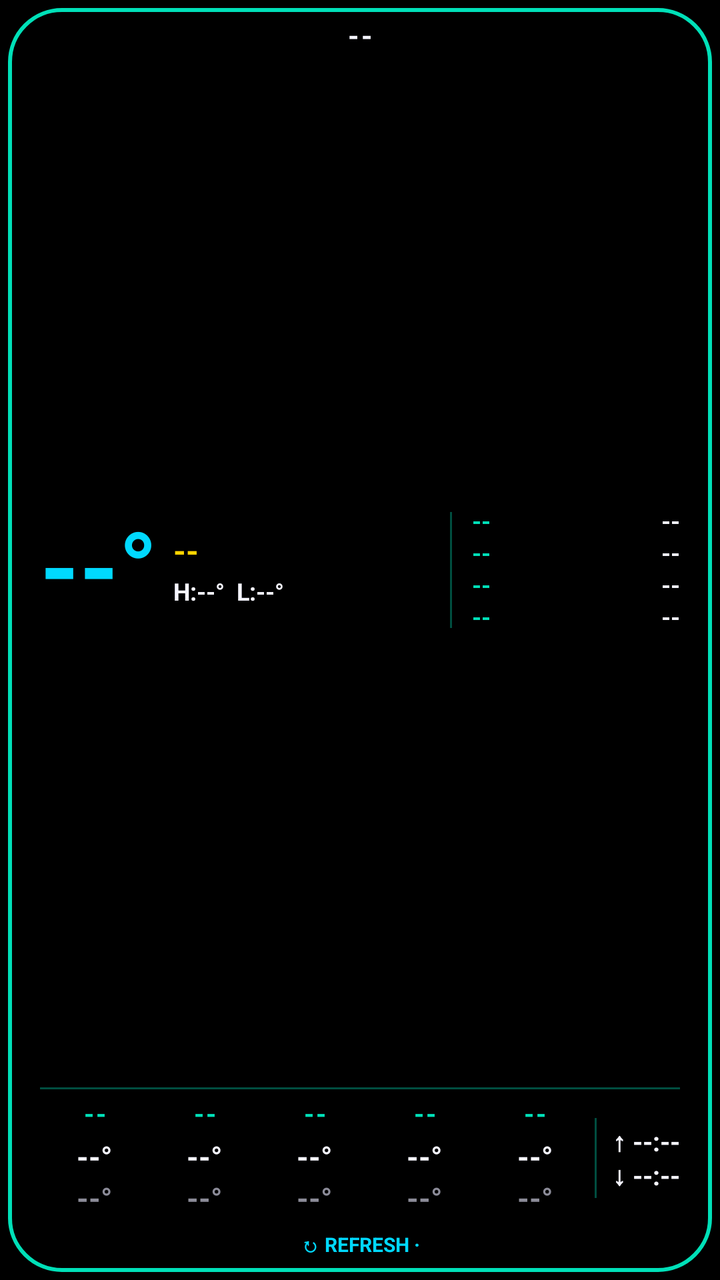
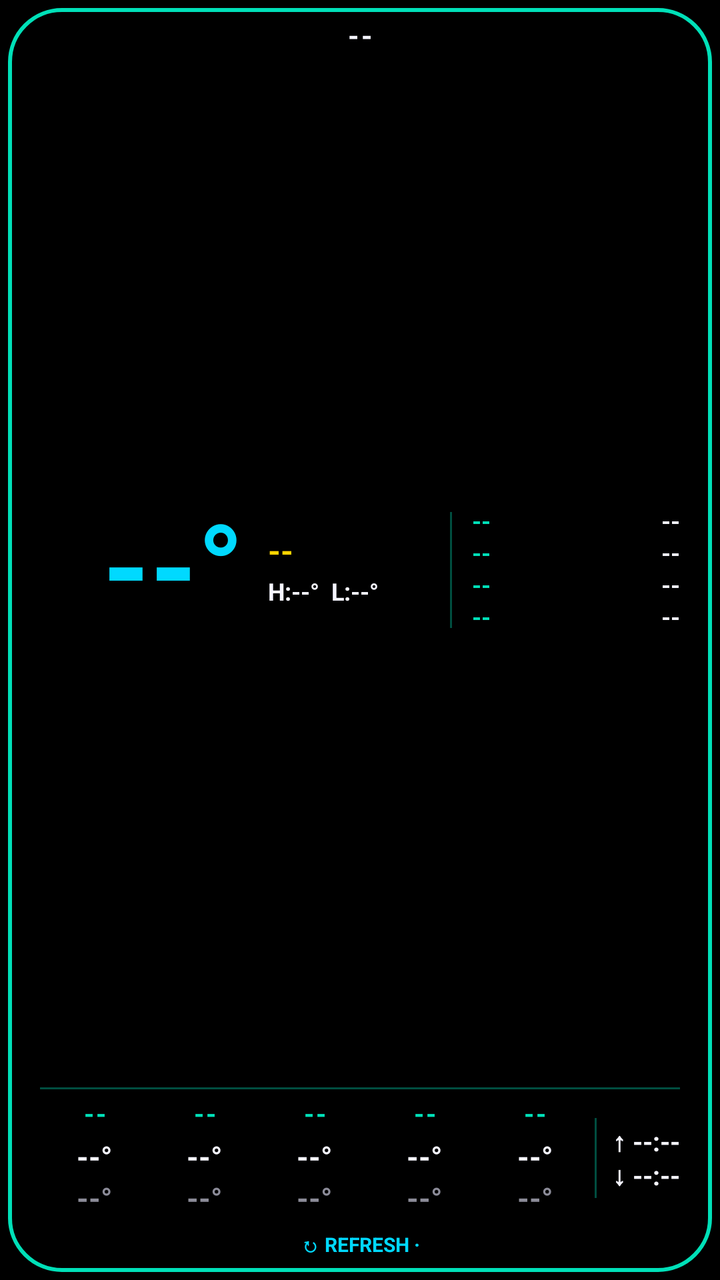

Before-and-after screenshots of an Android layout around one commit, followed by the original layout XML and the change that was made.
<!-- AndroidManifest.xml: application theme Theme.WeatherWidget -->
<!-- res/layout/widget_weather_wide.xml -->
<?xml version="1.0" encoding="utf-8"?>
<LinearLayout xmlns:android="http://schemas.android.com/apk/res/android"
    android:id="@+id/weatherWidgetRoot"
    android:layout_width="match_parent"
    android:layout_height="match_parent"
    android:orientation="vertical"
    android:background="@drawable/widget_background_r26_inset"
    android:paddingTop="10dp"
    android:paddingBottom="10dp"
    android:paddingStart="20dp"
    android:paddingEnd="20dp">

    
    <LinearLayout
        android:layout_width="match_parent"
        android:layout_height="wrap_content"
        android:orientation="horizontal"
        android:gravity="center_vertical">
        <TextView
            android:id="@+id/wideCityText"
            android:layout_width="0dp"
            android:layout_height="wrap_content"
            android:layout_weight="1"
            android:gravity="center"
            android:includeFontPadding="false"
            android:textColor="@color/retro_white"
            android:textStyle="bold"
            android:textSize="14sp"
            android:textAllCaps="true"
            android:letterSpacing="0.08"
            android:singleLine="true"
            android:ellipsize="end"
            android:text="--" />
    </LinearLayout>

    
    <LinearLayout
        android:layout_width="match_parent"
        android:layout_height="0dp"
        android:layout_weight="1"
        android:orientation="horizontal"
        android:gravity="center_vertical"
        android:baselineAligned="false">

        <TextView
            android:id="@+id/wideTempText"
            android:layout_width="wrap_content"
            android:layout_height="wrap_content"
            android:includeFontPadding="false"
            android:textColor="@color/retro_cyan"
            android:textStyle="bold"
            android:textSize="50sp"
            android:singleLine="true"
            android:text="--°" />

        <LinearLayout
            android:layout_width="0dp"
            android:layout_height="wrap_content"
            android:layout_weight="1"
            android:layout_marginStart="8dp"
            android:orientation="vertical">
            <TextView
                android:id="@+id/wideConditionText"
                android:layout_width="wrap_content"
                android:layout_height="wrap_content"
                android:includeFontPadding="false"
                android:textColor="@color/retro_yellow"
                android:textStyle="bold"
                android:textSize="16sp"
                android:singleLine="true"
                android:text="--" />
            <TextView
                android:id="@+id/wideHighLowText"
                android:layout_width="wrap_content"
                android:layout_height="wrap_content"
                android:layout_marginTop="4dp"
                android:includeFontPadding="false"
                android:textColor="@color/retro_white"
                android:textStyle="bold"
                android:textSize="12sp"
                android:singleLine="true"
                android:text="H:--°  L:--°" />
        </LinearLayout>

        
        <TextView
            android:layout_width="1dp"
            android:layout_height="58dp"
            android:layout_marginStart="4dp"
            android:layout_marginEnd="10dp"
            android:background="@color/retro_teal_dim" />

        <LinearLayout
            android:layout_width="104dp"
            android:layout_height="64dp"
            android:orientation="vertical">
            <LinearLayout
                android:layout_width="match_parent"
                android:layout_height="0dp"
                android:layout_weight="1"
                android:orientation="horizontal"
                android:gravity="center_vertical">
                <TextView
                    android:id="@+id/wideStat0Label"
                    android:layout_width="wrap_content"
                    android:layout_height="wrap_content"
                    android:includeFontPadding="false"
                    android:textColor="@color/retro_teal"
                    android:textStyle="bold"
                    android:textSize="12sp"
                    android:singleLine="true"
                    android:text="--" />
                <TextView
                    android:id="@+id/wideStat0Value"
                    android:layout_width="0dp"
                    android:layout_height="wrap_content"
                    android:layout_weight="1"
                    android:includeFontPadding="false"
                    android:gravity="end"
                    android:textColor="@color/retro_white"
                    android:textStyle="bold"
                    android:textSize="12sp"
                    android:singleLine="true"
                    android:text="--" />
            </LinearLayout>
            <LinearLayout
                android:layout_width="match_parent"
                android:layout_height="0dp"
                android:layout_weight="1"
                android:orientation="horizontal"
                android:gravity="center_vertical">
                <TextView
                    android:id="@+id/wideStat1Label"
                    android:layout_width="wrap_content"
                    android:layout_height="wrap_content"
                    android:includeFontPadding="false"
                    android:textColor="@color/retro_teal"
                    android:textStyle="bold"
                    android:textSize="12sp"
                    android:singleLine="true"
                    android:text="--" />
                <TextView
                    android:id="@+id/wideStat1Value"
                    android:layout_width="0dp"
                    android:layout_height="wrap_content"
                    android:layout_weight="1"
                    android:includeFontPadding="false"
                    android:gravity="end"
                    android:textColor="@color/retro_white"
                    android:textStyle="bold"
                    android:textSize="12sp"
                    android:singleLine="true"
                    android:text="--" />
            </LinearLayout>
            <LinearLayout
                android:layout_width="match_parent"
                android:layout_height="0dp"
                android:layout_weight="1"
                android:orientation="horizontal"
                android:gravity="center_vertical">
                <TextView
                    android:id="@+id/wideStat2Label"
                    android:layout_width="wrap_content"
                    android:layout_height="wrap_content"
                    android:includeFontPadding="false"
                    android:textColor="@color/retro_teal"
                    android:textStyle="bold"
                    android:textSize="12sp"
                    android:singleLine="true"
                    android:text="--" />
                <TextView
                    android:id="@+id/wideStat2Value"
                    android:layout_width="0dp"
                    android:layout_height="wrap_content"
                    android:layout_weight="1"
                    android:includeFontPadding="false"
                    android:gravity="end"
                    android:textColor="@color/retro_white"
                    android:textStyle="bold"
                    android:textSize="12sp"
                    android:singleLine="true"
                    android:text="--" />
            </LinearLayout>
            <LinearLayout
                android:layout_width="match_parent"
                android:layout_height="0dp"
                android:layout_weight="1"
                android:orientation="horizontal"
                android:gravity="center_vertical">
                <TextView
                    android:id="@+id/wideStat3Label"
                    android:layout_width="wrap_content"
                    android:layout_height="wrap_content"
                    android:includeFontPadding="false"
                    android:textColor="@color/retro_teal"
                    android:textStyle="bold"
                    android:textSize="12sp"
                    android:singleLine="true"
                    android:text="--" />
                <TextView
                    android:id="@+id/wideStat3Value"
                    android:layout_width="0dp"
                    android:layout_height="wrap_content"
                    android:layout_weight="1"
                    android:includeFontPadding="false"
                    android:gravity="end"
                    android:textColor="@color/retro_white"
                    android:textStyle="bold"
                    android:textSize="12sp"
                    android:singleLine="true"
                    android:text="--" />
            </LinearLayout>
        </LinearLayout>
    </LinearLayout>

    
    <TextView
        android:layout_width="match_parent"
        android:layout_height="1dp"
        android:layout_marginBottom="5dp"
        android:background="@color/retro_teal_dim" />

    
    <LinearLayout
        android:layout_width="match_parent"
        android:layout_height="wrap_content"
        android:orientation="horizontal"
        android:gravity="center_vertical"
        android:baselineAligned="false">
        <LinearLayout
            android:layout_width="0dp"
            android:layout_height="wrap_content"
            android:layout_weight="1"
            android:orientation="vertical"
            android:gravity="center_horizontal">
            <TextView
                android:id="@+id/wideDay0Label"
                android:layout_width="wrap_content"
                android:layout_height="wrap_content"
                android:includeFontPadding="false"
                android:textColor="@color/retro_teal"
                android:textStyle="bold"
                android:textSize="13sp"
                android:letterSpacing="0.06"
                android:text="--" />
            <TextView
                android:id="@+id/wideDay0High"
                android:layout_width="wrap_content"
                android:layout_height="wrap_content"
                android:layout_marginTop="5dp"
                android:includeFontPadding="false"
                android:textColor="@color/retro_white"
                android:textStyle="bold"
                android:textSize="15sp"
                android:singleLine="true"
                android:text="--°" />
            <TextView
                android:id="@+id/wideDay0Low"
                android:layout_width="wrap_content"
                android:layout_height="wrap_content"
                android:layout_marginTop="3dp"
                android:includeFontPadding="false"
                android:textColor="@color/retro_white_dim"
                android:textStyle="bold"
                android:textSize="15sp"
                android:singleLine="true"
                android:text="--°" />
        </LinearLayout>
        <LinearLayout
            android:layout_width="0dp"
            android:layout_height="wrap_content"
            android:layout_weight="1"
            android:orientation="vertical"
            android:gravity="center_horizontal">
            <TextView
                android:id="@+id/wideDay1Label"
                android:layout_width="wrap_content"
                android:layout_height="wrap_content"
                android:includeFontPadding="false"
                android:textColor="@color/retro_teal"
                android:textStyle="bold"
                android:textSize="13sp"
                android:letterSpacing="0.06"
                android:text="--" />
            <TextView
                android:id="@+id/wideDay1High"
                android:layout_width="wrap_content"
                android:layout_height="wrap_content"
                android:layout_marginTop="5dp"
                android:includeFontPadding="false"
                android:textColor="@color/retro_white"
                android:textStyle="bold"
                android:textSize="15sp"
                android:singleLine="true"
                android:text="--°" />
            <TextView
                android:id="@+id/wideDay1Low"
                android:layout_width="wrap_content"
                android:layout_height="wrap_content"
                android:layout_marginTop="3dp"
                android:includeFontPadding="false"
                android:textColor="@color/retro_white_dim"
                android:textStyle="bold"
                android:textSize="15sp"
                android:singleLine="true"
                android:text="--°" />
        </LinearLayout>
        <LinearLayout
            android:layout_width="0dp"
            android:layout_height="wrap_content"
            android:layout_weight="1"
            android:orientation="vertical"
            android:gravity="center_horizontal">
            <TextView
                android:id="@+id/wideDay2Label"
                android:layout_width="wrap_content"
                android:layout_height="wrap_content"
                android:includeFontPadding="false"
                android:textColor="@color/retro_teal"
                android:textStyle="bold"
                android:textSize="13sp"
                android:letterSpacing="0.06"
                android:text="--" />
            <TextView
                android:id="@+id/wideDay2High"
                android:layout_width="wrap_content"
                android:layout_height="wrap_content"
                android:layout_marginTop="5dp"
                android:includeFontPadding="false"
                android:textColor="@color/retro_white"
                android:textStyle="bold"
                android:textSize="15sp"
                android:singleLine="true"
                android:text="--°" />
            <TextView
                android:id="@+id/wideDay2Low"
                android:layout_width="wrap_content"
                android:layout_height="wrap_content"
                android:layout_marginTop="3dp"
                android:includeFontPadding="false"
                android:textColor="@color/retro_white_dim"
                android:textStyle="bold"
                android:textSize="15sp"
                android:singleLine="true"
                android:text="--°" />
        </LinearLayout>
        <LinearLayout
            android:layout_width="0dp"
            android:layout_height="wrap_content"
            android:layout_weight="1"
            android:orientation="vertical"
            android:gravity="center_horizontal">
            <TextView
                android:id="@+id/wideDay3Label"
                android:layout_width="wrap_content"
                android:layout_height="wrap_content"
                android:includeFontPadding="false"
                android:textColor="@color/retro_teal"
                android:textStyle="bold"
                android:textSize="13sp"
                android:letterSpacing="0.06"
                android:text="--" />
            <TextView
                android:id="@+id/wideDay3High"
                android:layout_width="wrap_content"
                android:layout_height="wrap_content"
                android:layout_marginTop="5dp"
                android:includeFontPadding="false"
                android:textColor="@color/retro_white"
                android:textStyle="bold"
                android:textSize="15sp"
                android:singleLine="true"
                android:text="--°" />
            <TextView
                android:id="@+id/wideDay3Low"
                android:layout_width="wrap_content"
                android:layout_height="wrap_content"
                android:layout_marginTop="3dp"
                android:includeFontPadding="false"
                android:textColor="@color/retro_white_dim"
                android:textStyle="bold"
                android:textSize="15sp"
                android:singleLine="true"
                android:text="--°" />
        </LinearLayout>
        <LinearLayout
            android:layout_width="0dp"
            android:layout_height="wrap_content"
            android:layout_weight="1"
            android:orientation="vertical"
            android:gravity="center_horizontal">
            <TextView
                android:id="@+id/wideDay4Label"
                android:layout_width="wrap_content"
                android:layout_height="wrap_content"
                android:includeFontPadding="false"
                android:textColor="@color/retro_teal"
                android:textStyle="bold"
                android:textSize="13sp"
                android:letterSpacing="0.06"
                android:text="--" />
            <TextView
                android:id="@+id/wideDay4High"
                android:layout_width="wrap_content"
                android:layout_height="wrap_content"
                android:layout_marginTop="5dp"
                android:includeFontPadding="false"
                android:textColor="@color/retro_white"
                android:textStyle="bold"
                android:textSize="15sp"
                android:singleLine="true"
                android:text="--°" />
            <TextView
                android:id="@+id/wideDay4Low"
                android:layout_width="wrap_content"
                android:layout_height="wrap_content"
                android:layout_marginTop="3dp"
                android:includeFontPadding="false"
                android:textColor="@color/retro_white_dim"
                android:textStyle="bold"
                android:textSize="15sp"
                android:singleLine="true"
                android:text="--°" />
        </LinearLayout>

        <TextView
            android:layout_width="1dp"
            android:layout_height="40dp"
            android:layout_marginStart="2dp"
            android:layout_marginEnd="8dp"
            android:background="@color/retro_teal_dim" />

        <LinearLayout
            android:layout_width="wrap_content"
            android:layout_height="wrap_content"
            android:orientation="vertical"
            android:gravity="center_vertical">
            <TextView
                android:id="@+id/wideSunriseText"
                android:layout_width="wrap_content"
                android:layout_height="wrap_content"
                android:includeFontPadding="false"
                android:textColor="@color/retro_white"
                android:textStyle="bold"
                android:textSize="13sp"
                android:singleLine="true"
                android:text="↑ --:--" />
            <TextView
                android:id="@+id/wideSunsetText"
                android:layout_width="wrap_content"
                android:layout_height="wrap_content"
                android:layout_marginTop="-1dp"
                android:includeFontPadding="false"
                android:textColor="@color/retro_white"
                android:textStyle="bold"
                android:textSize="13sp"
                android:singleLine="true"
                android:text="↓ --:--" />
        </LinearLayout>
    </LinearLayout>

    
    <FrameLayout
        android:id="@+id/refreshArea"
        android:layout_width="match_parent"
        android:layout_height="wrap_content"
        android:layout_marginTop="4dp"
        android:paddingTop="3dp"
        android:paddingBottom="1dp">

        <LinearLayout
            android:id="@+id/refreshLines"
            android:layout_width="match_parent"
            android:layout_height="wrap_content"
            android:orientation="horizontal"
            android:gravity="center">
            <TextView
                android:id="@+id/tapRefreshText"
                android:layout_width="wrap_content"
                android:layout_height="wrap_content"
                android:includeFontPadding="false"
                android:textColor="@color/retro_cyan"
                android:textStyle="bold"
                android:textSize="10sp"
                android:singleLine="true"
                android:text="@string/widget_wide_refresh" />
            <TextView
                android:id="@+id/updatedText"
                android:layout_width="wrap_content"
                android:layout_height="wrap_content"
                android:includeFontPadding="false"
                android:textColor="@color/retro_white_dim"
                android:textSize="10sp"
                android:singleLine="true"
                android:ellipsize="end"
                android:text="" />
        </LinearLayout>

        <TextView
            android:id="@+id/updatingText"
            android:layout_width="match_parent"
            android:layout_height="match_parent"
            android:includeFontPadding="false"
            android:gravity="center"
            android:textColor="@color/retro_cyan"
            android:textStyle="bold"
            android:textSize="11sp"
            android:singleLine="true"
            android:text="@string/widget_loading"
            android:visibility="gone" />
    </FrameLayout>

</LinearLayout>
<!-- resources referenced by this layout -->
<resources>
  <color name="retro_cyan">#00D9FF</color>
  <color name="retro_teal">#00E0B8</color>
  <color name="retro_teal_dim">#5900E0B8</color>
  <color name="retro_white">#F5F5FF</color>
  <color name="retro_white_dim">#8C8C99</color>
  <color name="retro_yellow">#FFD400</color>
  <!-- drawable widget_background_r26_inset (drawable) -->
  <?xml version="1.0" encoding="utf-8"?>
  <layer-list xmlns:android="http://schemas.android.com/apk/res/android">
      <item
          android:drawable="@drawable/widget_background_r26"
          android:left="4dp"
          android:top="4dp"
          android:right="4dp"
          android:bottom="4dp" />
  </layer-list>
  <string name="widget_loading">Updating…</string>
  <string name="widget_wide_refresh">↻ REFRESH  ·  </string>
  <style name="Theme.WeatherWidget" parent="Theme.MaterialComponents.NoActionBar">
          <item name="colorPrimary">@color/retro_teal</item>
          <item name="colorPrimaryDark">@color/black</item>
          <item name="colorAccent">@color/retro_cyan</item>
          <item name="android:windowBackground">@color/black</item>
          <item name="android:textColorPrimary">@color/retro_white</item>
          <item name="android:textColorSecondary">@color/retro_white</item>
      </style>
  <!-- drawable widget_background_r26 (drawable) -->
  <?xml version="1.0" encoding="utf-8"?>
  <layer-list xmlns:android="http://schemas.android.com/apk/res/android">
      <item>
          <shape android:shape="rectangle">
              <solid android:color="@color/black" />
              <corners android:radius="26dp" />
          </shape>
      </item>
      <item>
          <shape android:shape="rectangle">
              <stroke
                  android:width="2dp"
                  android:color="@color/retro_teal" />
              <corners android:radius="26dp" />
          </shape>
      </item>
  </layer-list>
  <color name="black">#000000</color>
</resources>

<!-- the commit's change to res/layout/widget_weather_wide.xml (unified diff, before → after) -->
@@ -42,6 +42,15 @@
         android:gravity="center_vertical"
         android:baselineAligned="false">
 
+        
+        <LinearLayout
+            android:layout_width="0dp"
+            android:layout_height="wrap_content"
+            android:layout_weight="1"
+            android:orientation="horizontal"
+            android:gravity="center"
+            android:baselineAligned="false">
+
         <TextView
             android:id="@+id/wideTempText"
             android:layout_width="wrap_content"
@@ -49,15 +58,14 @@
             android:includeFontPadding="false"
             android:textColor="@color/retro_cyan"
             android:textStyle="bold"
-            android:textSize="50sp"
+            android:textSize="60sp"
             android:singleLine="true"
             android:text="--°" />
 
         <LinearLayout
-            android:layout_width="0dp"
-            android:layout_height="wrap_content"
-            android:layout_weight="1"
-            android:layout_marginStart="8dp"
+            android:layout_width="wrap_content"
+            android:layout_height="wrap_content"
+            android:layout_marginStart="12dp"
             android:orientation="vertical">
             <TextView
                 android:id="@+id/wideConditionText"
@@ -80,6 +88,7 @@
                 android:textSize="12sp"
                 android:singleLine="true"
                 android:text="H:--°  L:--°" />
+        </LinearLayout>
         </LinearLayout>
 
         
